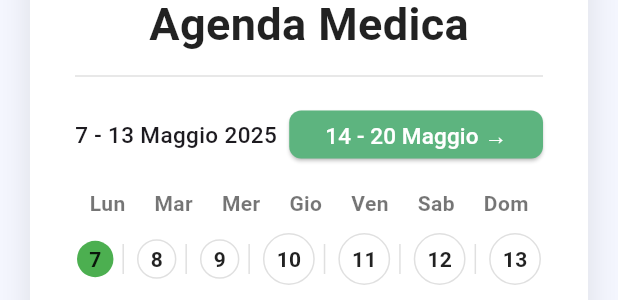
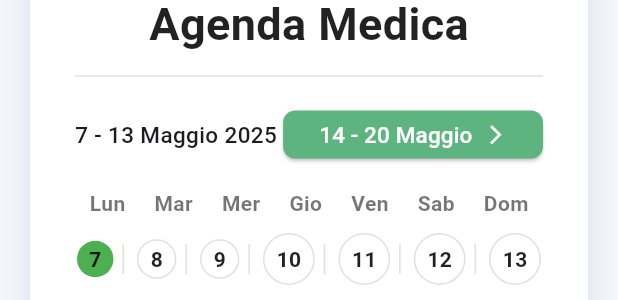
Before and after one commit to Lucacpt/WellYess, a Flutter app: the MedDiaryPage widget shown alone on an empty page, opened directly, on a phone screen of 412 x 824 dp. Shown: the part 275-575 px from the top of the screen. Run offline on Flutter 3.47's test engine with Material 3 defaults, Android fonts, the phone set to English and light mode, and no system bars; our stand-ins replace fl_chart, flutter_svg.

Commit message:
fix: arrow icon in agenda section

```diff
--- a/wellyess/lib/screens/med_diary.dart
+++ b/wellyess/lib/screens/med_diary.dart
@@ -68,14 +68,16 @@ class _MedDiaryPageState extends State<MedDiaryPage> {
               SizedBox(
                 height: 32,
                 child: CustomButton(
-                  text: '14 - 20 Maggio →',
-                  color: Color(0xFF5DB47F),  // puoi cambiare il colore come preferisci
+                  text: '14 - 20 Maggio',
+                  icon: Icons.arrow_forward_ios, // ← icona di Flutter
+                  color: const Color(0xFF5DB47F),
                   fontSize: 15,
                   onPressed: () {},
                 ),
               ),
             ],
           ),
+
           const SizedBox(height: 20),
 
           // Selettore giorno
--- a/wellyess/lib/widgets/custom_button.dart
+++ b/wellyess/lib/widgets/custom_button.dart
@@ -3,8 +3,9 @@ import 'package:flutter/material.dart';
 class CustomButton extends StatelessWidget {
   final String text;
   final VoidCallback onPressed;
-  final Color? color; // parametro opzionale
-  final double? fontSize; // parametro opzionale per la dimensione del font
+  final Color? color;
+  final double? fontSize;
+  final IconData? icon; // <- parametro opzionale per l'icona
 
   const CustomButton({
     super.key,
@@ -12,22 +13,35 @@ class CustomButton extends StatelessWidget {
     required this.onPressed,
     this.color,
     this.fontSize,
+    this.icon,
   });
 
   @override
   Widget build(BuildContext context) {
     return ElevatedButton(
       style: ElevatedButton.styleFrom(
-        backgroundColor: color ?? const Color(0xFF5DB47F), // default verde
+        backgroundColor: color ?? const Color(0xFF5DB47F),
         foregroundColor: Colors.white,
         shape: RoundedRectangleBorder(borderRadius: BorderRadius.circular(8)),
       ),
       onPressed: onPressed,
-      child: Text(
-        text,
-        style: TextStyle(fontSize: fontSize),
-        textAlign: TextAlign.center,
-      ),
+      child: icon != null
+          ? Row(
+              mainAxisSize: MainAxisSize.min,
+              children: [
+                Text(
+                  text,
+                  style: TextStyle(fontSize: fontSize),
+                ),
+                const SizedBox(width: 8),
+                Icon(icon, size: fontSize ?? 16),
+              ],
+            )
+          : Text(
+              text,
+              style: TextStyle(fontSize: fontSize),
+              textAlign: TextAlign.center,
+            ),
     );
   }
 }
```
